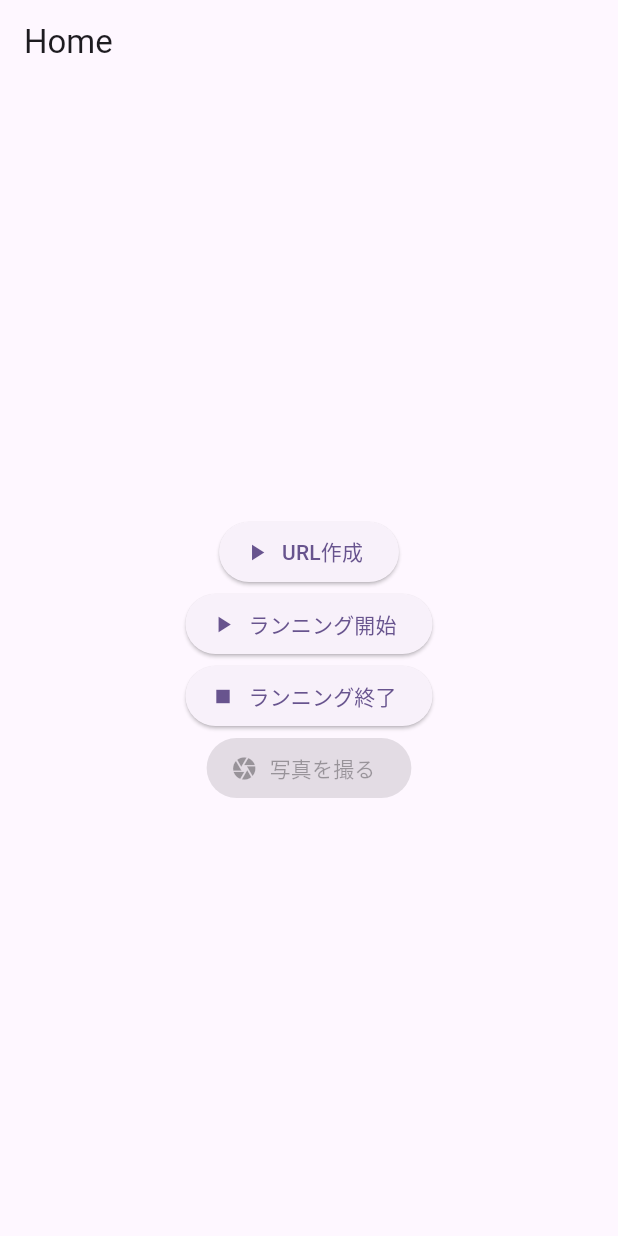
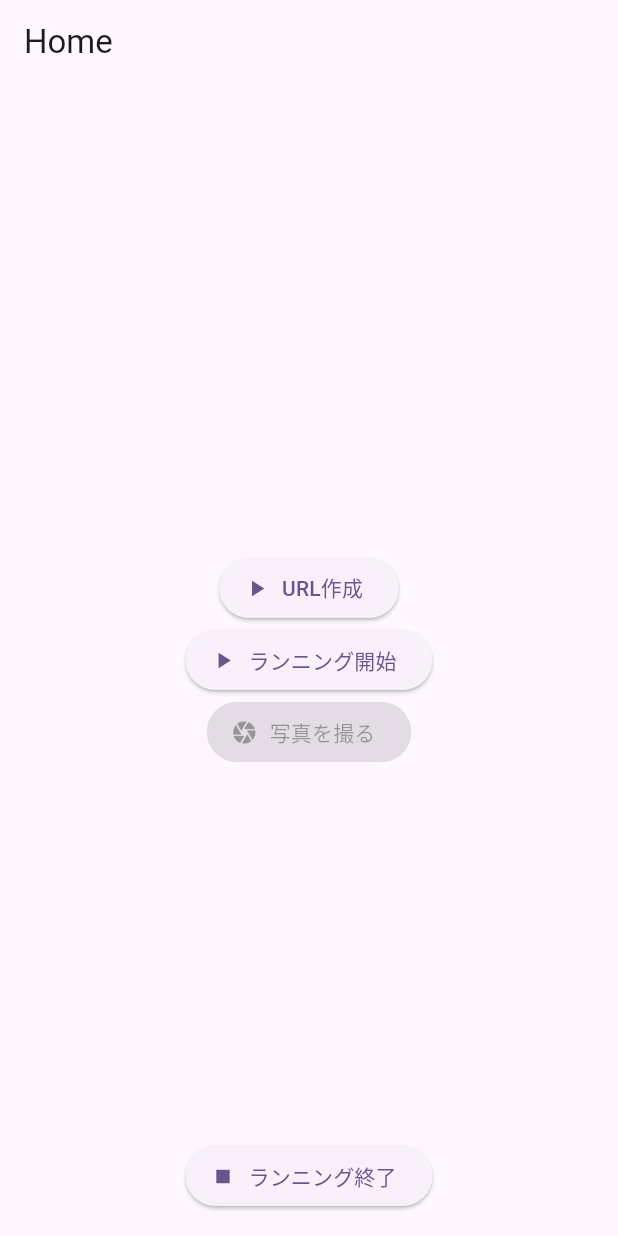
Before and after one commit to t10o/cheer-marathon-app, a Flutter app: the screen it shows after launch, on a phone screen of 412 x 824 dp. Run offline on Flutter 3.47's test engine with Material 3 defaults, Android fonts, the phone set to English and light mode, and no system bars; our stand-ins replace cloud_firestore, firebase_core, firebase_messaging, firebase_storage, flutter_local_notifications, geolocator and 5 more; missing offline and left inert: background_task; accounts and stored records are empty; generated files the repository leaves out were written again; statements that could not run were skipped.

Commit message:
終了ボタンを一番下に配置

```diff
--- a/lib/home_page.dart
+++ b/lib/home_page.dart
@@ -207,7 +207,8 @@ class _HomePageState extends State<HomePage> {
     return Scaffold(
         appBar: AppBar(title: const Text("Home")),
         body: SafeArea(
-        child: Container(
+          child: Stack(children: [
+            Container(
               margin: const EdgeInsets.all(16),
               child: Center(
                 child: Column(
@@ -274,6 +275,25 @@ class _HomePageState extends State<HomePage> {
                       label: const Text("ランニング開始"),
                     ),
                     ElevatedButton.icon(
+                      onPressed: url.isNotEmpty
+                          ? () async {
+                              await _takePicture();
+                            }
+                          : null,
+                      icon: const Icon(
+                        Icons.camera,
+                      ),
+                      label: const Text("写真を撮る"),
+                    ),
+                  ],
+                ),
+              ),
+            ),
+            Align(
+              alignment: Alignment.bottomCenter,
+              child: Padding(
+                padding: const EdgeInsets.all(16.0),
+                child: ElevatedButton.icon(
                   onPressed: () async {
                     await _updateRunEndTime();
                     await BackgroundTask.instance.stop();
@@ -283,22 +303,9 @@ class _HomePageState extends State<HomePage> {
                   ),
                   label: const Text("ランニング終了"),
                 ),
-                ElevatedButton.icon(
-                  onPressed: url.isNotEmpty
-                      ? () async {
-                          await _takePicture();
-                        }
-                      : null,
-                  icon: const Icon(
-                    Icons.camera,
-                  ),
-                  label: const Text("写真を撮る"),
-                )
-              ],
               ),
             ),
-        ),
-      ),
-    );
+          ]),
+        ));
   }
 }
```
Lines whose indentation alone changed are shown as unchanged.
